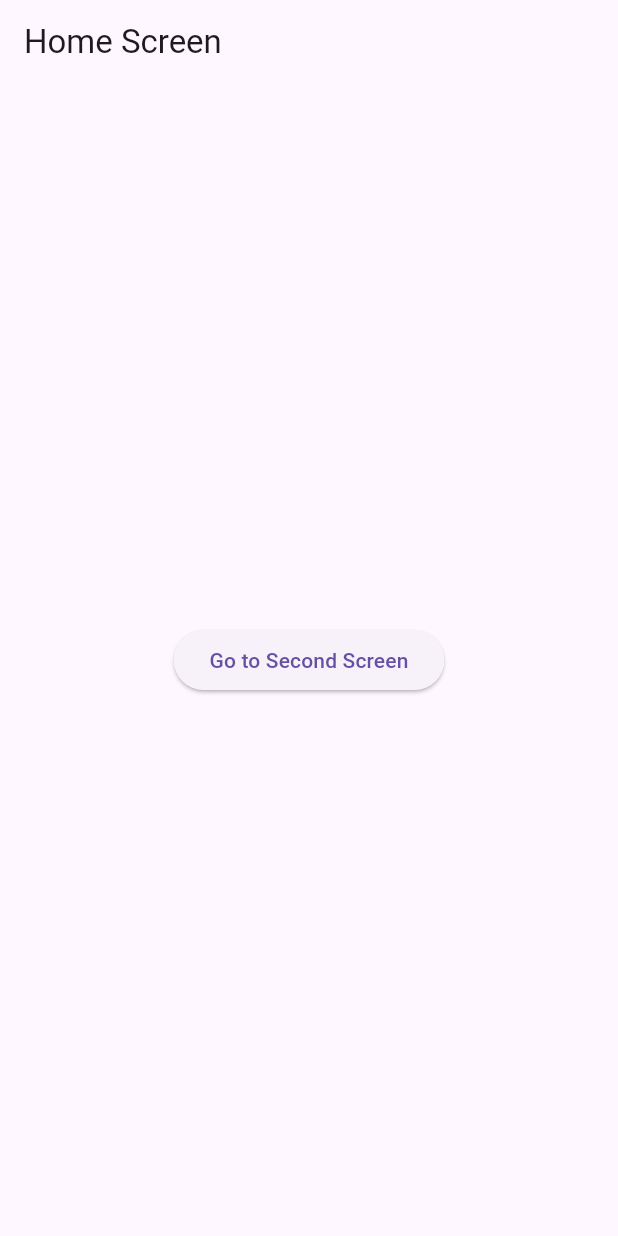
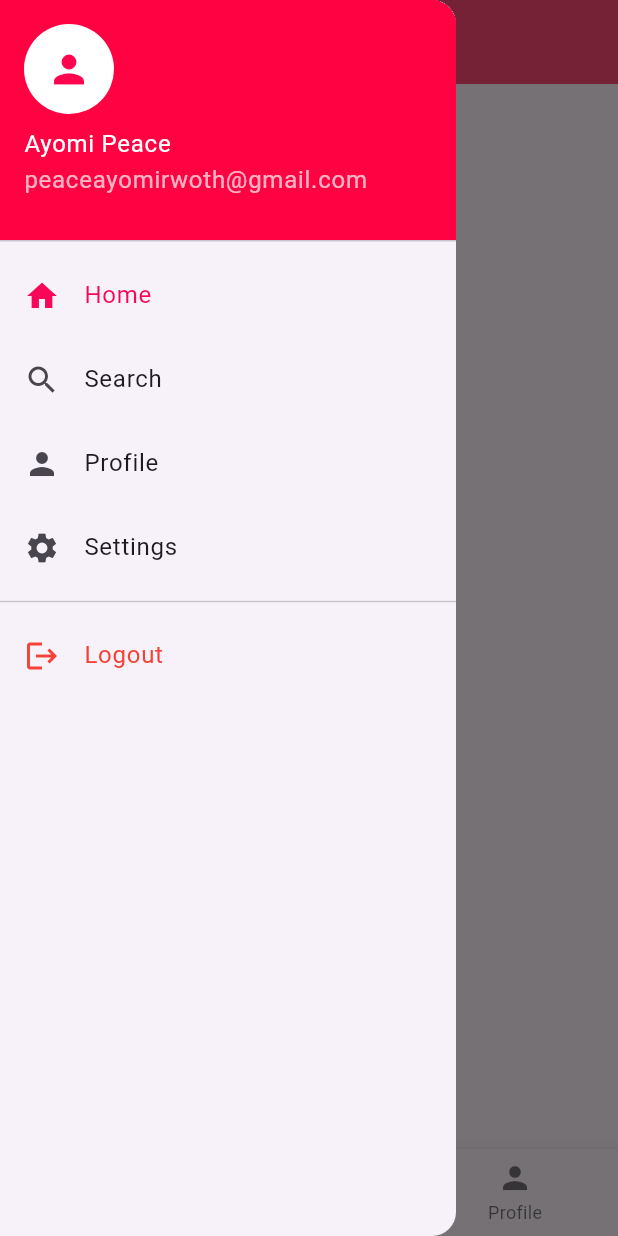
Before and after one commit to ayomi-20/navigation_basics_flutter, a Flutter app: the screen it shows after launch, with the side drawer open (before the commit the screen has no drawer), on a phone screen of 412 x 824 dp. Run offline on Flutter 3.47's test engine with Material 3 defaults, Android fonts, the phone set to English and light mode, and no system bars.

Commit message:
complete work

```diff
--- a/lib/main.dart
+++ b/lib/main.dart
@@ -1,18 +1,20 @@
 import 'package:flutter/material.dart';
-import 'home_screen.dart';
+import 'main_app.dart';
 import 'products_screen.dart';
 import 'settings_screen.dart';
 import 'detail_named_screen.dart';
+import 'named_detail_screen.dart';
 
 void main() {
   runApp(
     MaterialApp(
+      home: MainApp(), // ← switched from HomeScreen to MainApp
       initialRoute: '/',
       routes: {
-        '/': (context) => HomeScreen(),
         '/products': (context) => ProductsScreen(),
         '/detail': (context) => DetailNamedScreen(),
         '/settings': (context) => SettingsScreen(),
+        '/routes_named_arguments': (context) => const NamedDetailScreen(),
       },
     ),
   );
--- /dev/null
+++ b/lib/main_app.dart
@@ -0,0 +1,143 @@
+import 'package:flutter/material.dart';
+import 'home_screen.dart';
+import 'search_screen.dart';
+import 'profile_screen.dart';
+
+class MainApp extends StatefulWidget {
+  const MainApp({super.key});
+
+  @override
+  State<MainApp> createState() => _MainAppState();
+}
+
+class _MainAppState extends State<MainApp> {
+  int _currentIndex = 0;
+
+  final List<Widget> _screens = [
+    HomeScreen(),
+    SearchScreen(),
+    ProfileScreen(),
+  ];
+
+  // Tab titles shown in the AppBar
+  final List<String> _titles = ['Home', 'Search', 'Profile'];
+
+  @override
+  Widget build(BuildContext context) {
+    return Scaffold(
+      // ── AppBar ────────────────────────────────────────────────
+      appBar: AppBar(
+        title: Text(_titles[_currentIndex]),
+        backgroundColor: const Color.fromARGB(255, 255, 73, 118),
+        foregroundColor: Colors.white,
+      ),
+
+      // ── Drawer ────────────────────────────────────────────────
+      drawer: Drawer(
+        child: ListView(
+          padding: EdgeInsets.zero,
+          children: [
+
+            // Header
+            DrawerHeader(
+              decoration: const BoxDecoration(color: Color.fromARGB(255, 255, 2, 65)),
+              child: Column(
+                crossAxisAlignment: CrossAxisAlignment.start,
+                children: const [
+                  CircleAvatar(
+                    radius: 30,
+                    backgroundColor: Colors.white,
+                    child: Icon(Icons.person, size: 30, color: Color.fromARGB(255, 255, 5, 80)),
+                  ),
+                  SizedBox(height: 8),
+                  Text(
+                    'Ayomi Peace',
+                    style: TextStyle(color: Colors.white, fontSize: 16),
+                  ),
+                  Text(
+                    'peaceayomirwoth@gmail.com',
+                    style: TextStyle(color: Colors.white70),
+                  ),
+                ],
+              ),
+            ),
+
+            // Home — closes the drawer and switches to the Home tab
+            ListTile(
+              leading: const Icon(Icons.home),
+              title: const Text('Home'),
+              selected: _currentIndex == 0,
+              selectedColor: const Color.fromARGB(255, 248, 6, 87),
+              onTap: () {
+                Navigator.pop(context); // close drawer
+                setState(() => _currentIndex = 0);
+              },
+            ),
+
+            // Search — closes the drawer and switches to the Search tab
+            ListTile(
+              leading: const Icon(Icons.search),
+              title: const Text('Search'),
+              selected: _currentIndex == 1,
+              selectedColor: const Color.fromARGB(255, 250, 5, 87),
+              onTap: () {
+                Navigator.pop(context); // close drawer
+                setState(() => _currentIndex = 1);
+              },
+            ),
+
+            // Profile — closes the drawer and switches to the Profile tab
+            ListTile(
+              leading: const Icon(Icons.person),
+              title: const Text('Profile'),
+              selected: _currentIndex == 2,
+              selectedColor: Colors.purple,
+              onTap: () {
+                Navigator.pop(context); // close drawer
+                setState(() => _currentIndex = 2);
+              },
+            ),
+
+            // Settings — pushes the existing named route
+            ListTile(
+              leading: const Icon(Icons.settings),
+              title: const Text('Settings'),
+              onTap: () {
+                Navigator.pop(context); // close drawer first
+                Navigator.pushNamed(context, '/settings');
+              },
+            ),
+
+            const Divider(),
+
+            // Logout
+            ListTile(
+              leading: const Icon(Icons.logout, color: Colors.red),
+              title: const Text('Logout', style: TextStyle(color: Colors.red)),
+              onTap: () {
+                Navigator.pop(context); // close drawer
+                // TODO: add your logout logic here
+              },
+            ),
+
+          ],
+        ),
+      ),
+
+      // ── Body ──────────────────────────────────────────────────
+      body: _screens[_currentIndex],
+
+      // ── Bottom Navigation Bar ─────────────────────────────────
+      bottomNavigationBar: BottomNavigationBar(
+        currentIndex: _currentIndex,
+        onTap: (index) => setState(() => _currentIndex = index),
+        selectedItemColor: const Color.fromARGB(255, 253, 10, 124),
+        items: const [
+          BottomNavigationBarItem(icon: Icon(Icons.home), label: 'Home'),
+          BottomNavigationBarItem(icon: Icon(Icons.search), label: 'Search'),
+          BottomNavigationBarItem(icon: Icon(Icons.person), label: 'Profile'),
+        ],
+      ),
+    );
+  }
+}
```
Also changed, not shown: lib/home_screen.dart (+16 -0 lines), lib/named_detail_screen.dart (added, +22 -0 lines), lib/profile_screen.dart (added, +40 -0 lines), lib/search_screen.dart (added, +59 -0 lines).
